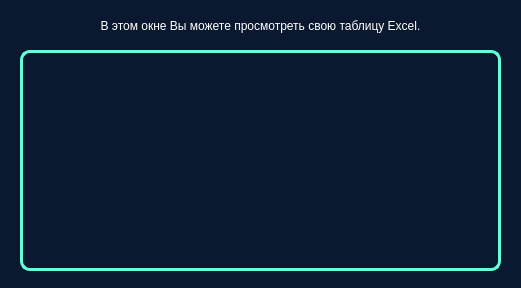
Above: UncompiledUI/TableDialog.ui from CyberBro9/aobp before the change. Below: the same form after it.
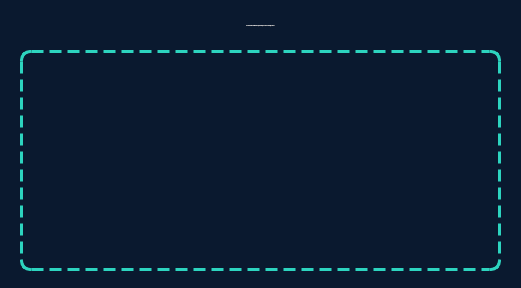
That is the form after the change.

Commit message: Update compiled main UI and parameters UI

Diff of the .ui file:
```diff
--- a/UncompiledUI/TableDialog.ui
+++ b/UncompiledUI/TableDialog.ui
@@ -17,24 +17,35 @@
    <string>Таблица Excel</string>
   </property>
   <property name="styleSheet">
-   <string notr="true">background-color: #0a192f</string>
-  </property>
-  <widget class="QTableWidget" name="tableWidget">
-   <property name="geometry">
-    <rect>
-     <x>20</x>
-     <y>50</y>
-     <width>481</width>
-     <height>221</height>
-    </rect>
-   </property>
-   <property name="styleSheet">
-    <string notr="true">QTableWidget {
-	border: 3px solid #64ffda;;
+   <string notr="true">QDialog {
+	background-color: #0a192f
+}
+QTableWidget {
+	border: 3px dashed #2dd4bf;
 	background-color: transparent;
 	border-radius: 10px;
 	padding: 10px 10px;
+}
+QTableWidget::item {
+	background-color: #ffffff;
+	font: 8px &quot;Inter&quot;;
+	color: #000000
+}
+QTableWidget QHeaderView::section {
+	padding: 2px;
 }</string>
+  </property>
+  <widget class="QTableWidget" name="tableWidget">
+   <property name="geometry">
+    <rect>
+     <x>20</x>
+     <y>50</y>
+     <width>481</width>
+     <height>221</height>
+    </rect>
+   </property>
+   <property name="styleSheet">
+    <string notr="true"/>
    </property>
   </widget>
   <widget class="QLabel" name="label">
@@ -48,7 +59,10 @@
    </property>
    <property name="font">
     <font>
-     <pointsize>9</pointsize>
+     <family>Inter</family>
+     <pointsize>-1</pointsize>
+     <italic>false</italic>
+     <bold>false</bold>
     </font>
    </property>
    <property name="styleSheet">
```
Left out of the diff: 3 changed lines with no effect on the pictures. The commit also changes 4 other files.
